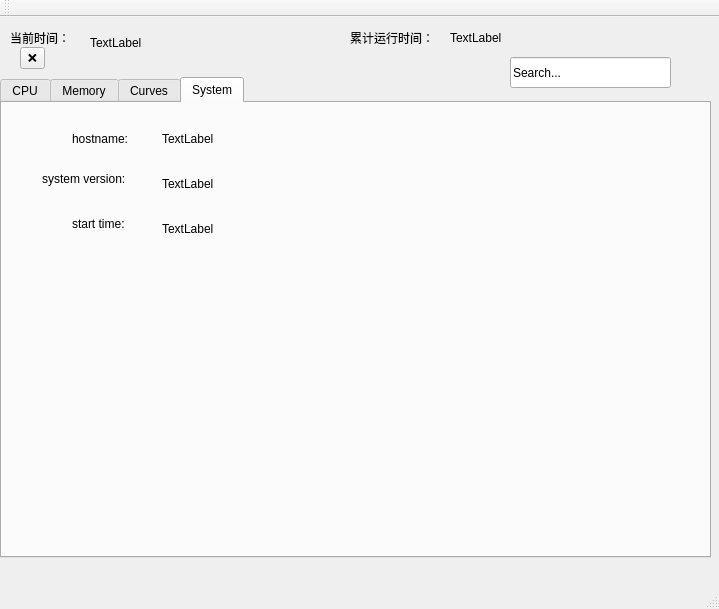
Before: the Qt Designer form sys_monitor/mainwindow.ui in jokerpwn/sys_monitor, drawn with Qt 5.
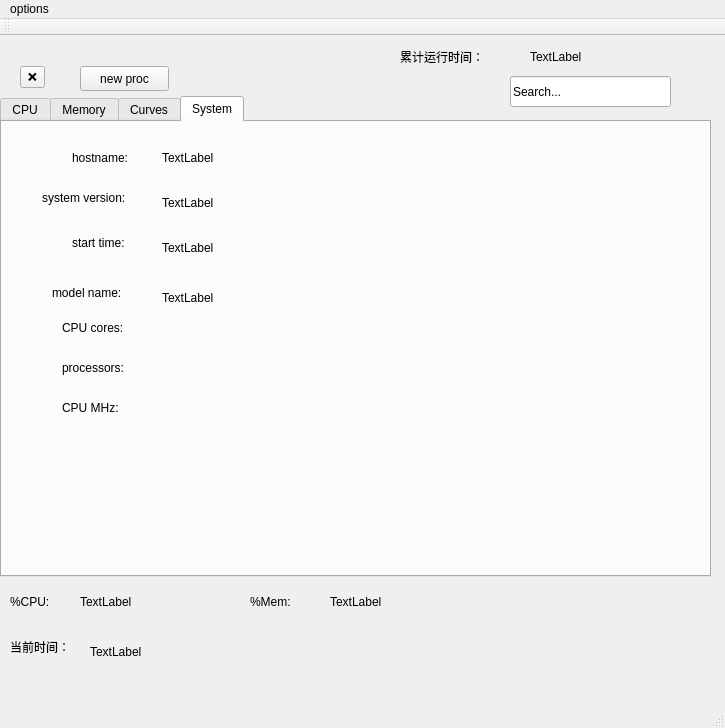
After: the same form once the commit is applied. The open tabs and pages were chosen to show the change. Custom widgets are drawn as their Qt base class.

Diff of the .ui file:
```diff
--- a/sys_monitor/mainwindow.ui
+++ b/sys_monitor/mainwindow.ui
@@ -6,8 +6,8 @@
    <rect>
     <x>0</x>
     <y>0</y>
-    <width>719</width>
-    <height>609</height>
+    <width>725</width>
+    <height>728</height>
    </rect>
   </property>
   <property name="windowTitle">
@@ -417,15 +417,119 @@
        <string>TextLabel</string>
       </property>
      </widget>
+     <widget class="QLabel" name="label_15">
+      <property name="geometry">
+       <rect>
+        <x>50</x>
+        <y>160</y>
+        <width>101</width>
+        <height>21</height>
+       </rect>
+      </property>
+      <property name="text">
+       <string>model name:</string>
+      </property>
+     </widget>
+     <widget class="QLabel" name="model_name">
+      <property name="geometry">
+       <rect>
+        <x>160</x>
+        <y>165</y>
+        <width>241</width>
+        <height>21</height>
+       </rect>
+      </property>
+      <property name="text">
+       <string>TextLabel</string>
+      </property>
+     </widget>
+     <widget class="QLabel" name="label_16">
+      <property name="geometry">
+       <rect>
+        <x>60</x>
+        <y>190</y>
+        <width>91</width>
+        <height>31</height>
+       </rect>
+      </property>
+      <property name="text">
+       <string>CPU cores:</string>
+      </property>
+     </widget>
+     <widget class="QLabel" name="core_num">
+      <property name="geometry">
+       <rect>
+        <x>160</x>
+        <y>190</y>
+        <width>91</width>
+        <height>31</height>
+       </rect>
+      </property>
+      <property name="text">
+       <string/>
+      </property>
+     </widget>
+     <widget class="QLabel" name="label_17">
+      <property name="geometry">
+       <rect>
+        <x>60</x>
+        <y>230</y>
+        <width>91</width>
+        <height>31</height>
+       </rect>
+      </property>
+      <property name="text">
+       <string>processors:</string>
+      </property>
+     </widget>
+     <widget class="QLabel" name="processors">
+      <property name="geometry">
+       <rect>
+        <x>150</x>
+        <y>230</y>
+        <width>91</width>
+        <height>31</height>
+       </rect>
+      </property>
+      <property name="text">
+       <string/>
+      </property>
+     </widget>
+     <widget class="QLabel" name="label_18">
+      <property name="geometry">
+       <rect>
+        <x>60</x>
+        <y>270</y>
+        <width>91</width>
+        <height>31</height>
+       </rect>
+      </property>
+      <property name="text">
+       <string>CPU MHz:</string>
+      </property>
+     </widget>
+     <widget class="QLabel" name="CPU_freq">
+      <property name="geometry">
+       <rect>
+        <x>150</x>
+        <y>270</y>
+        <width>91</width>
+        <height>31</height>
+       </rect>
+      </property>
+      <property name="text">
+       <string/>
+      </property>
+     </widget>
     </widget>
    </widget>
    <widget class="QLabel" name="label">
     <property name="geometry">
      <rect>
       <x>10</x>
-      <y>10</y>
-      <width>61</width>
-      <height>21</height>
+      <y>590</y>
+      <width>71</width>
+      <height>41</height>
      </rect>
     </property>
     <property name="text">
@@ -436,8 +540,8 @@
     <property name="geometry">
      <rect>
       <x>90</x>
-      <y>10</y>
-      <width>231</width>
+      <y>600</y>
+      <width>251</width>
       <height>31</height>
      </rect>
     </property>
@@ -448,7 +552,7 @@
    <widget class="QLabel" name="label_2">
     <property name="geometry">
      <rect>
-      <x>350</x>
+      <x>400</x>
       <y>10</y>
       <width>91</width>
       <height>21</height>
@@ -461,7 +565,7 @@
    <widget class="QLabel" name="run_time">
     <property name="geometry">
      <rect>
-      <x>450</x>
+      <x>530</x>
       <y>10</y>
       <width>161</width>
       <height>21</height>
@@ -497,16 +601,89 @@
      <string>Search...</string>
     </property>
    </widget>
+   <widget class="QLabel" name="label_19">
+    <property name="geometry">
+     <rect>
+      <x>10</x>
+      <y>550</y>
+      <width>61</width>
+      <height>31</height>
+     </rect>
+    </property>
+    <property name="text">
+     <string>%CPU: </string>
+    </property>
+   </widget>
+   <widget class="QLabel" name="cpu_rate">
+    <property name="geometry">
+     <rect>
+      <x>80</x>
+      <y>550</y>
+      <width>141</width>
+      <height>31</height>
+     </rect>
+    </property>
+    <property name="text">
+     <string>TextLabel</string>
+    </property>
+   </widget>
+   <widget class="QLabel" name="label_20">
+    <property name="geometry">
+     <rect>
+      <x>250</x>
+      <y>550</y>
+      <width>71</width>
+      <height>31</height>
+     </rect>
+    </property>
+    <property name="text">
+     <string>%Mem:</string>
+    </property>
+   </widget>
+   <widget class="QLabel" name="mem_rate">
+    <property name="geometry">
+     <rect>
+      <x>330</x>
+      <y>550</y>
+      <width>151</width>
+      <height>31</height>
+     </rect>
+    </property>
+    <property name="text">
+     <string>TextLabel</string>
+    </property>
+   </widget>
+   <widget class="QPushButton" name="new_proc">
+    <property name="geometry">
+     <rect>
+      <x>80</x>
+      <y>30</y>
+      <width>89</width>
+      <height>25</height>
+     </rect>
+    </property>
+    <property name="text">
+     <string>new proc</string>
+    </property>
+   </widget>
   </widget>
   <widget class="QMenuBar" name="menuBar">
    <property name="geometry">
     <rect>
      <x>0</x>
      <y>0</y>
-     <width>719</width>
-     <height>22</height>
+     <width>725</width>
+     <height>28</height>
     </rect>
    </property>
+   <widget class="QMenu" name="menushut_down">
+    <property name="title">
+     <string>options</string>
+    </property>
+    <addaction name="actionreboot"/>
+    <addaction name="actionshutdown"/>
+   </widget>
+   <addaction name="menushut_down"/>
   </widget>
   <widget class="QToolBar" name="mainToolBar">
    <attribute name="toolBarArea">
```
Left out of the diff: 12 changed lines with no effect on the pictures.
